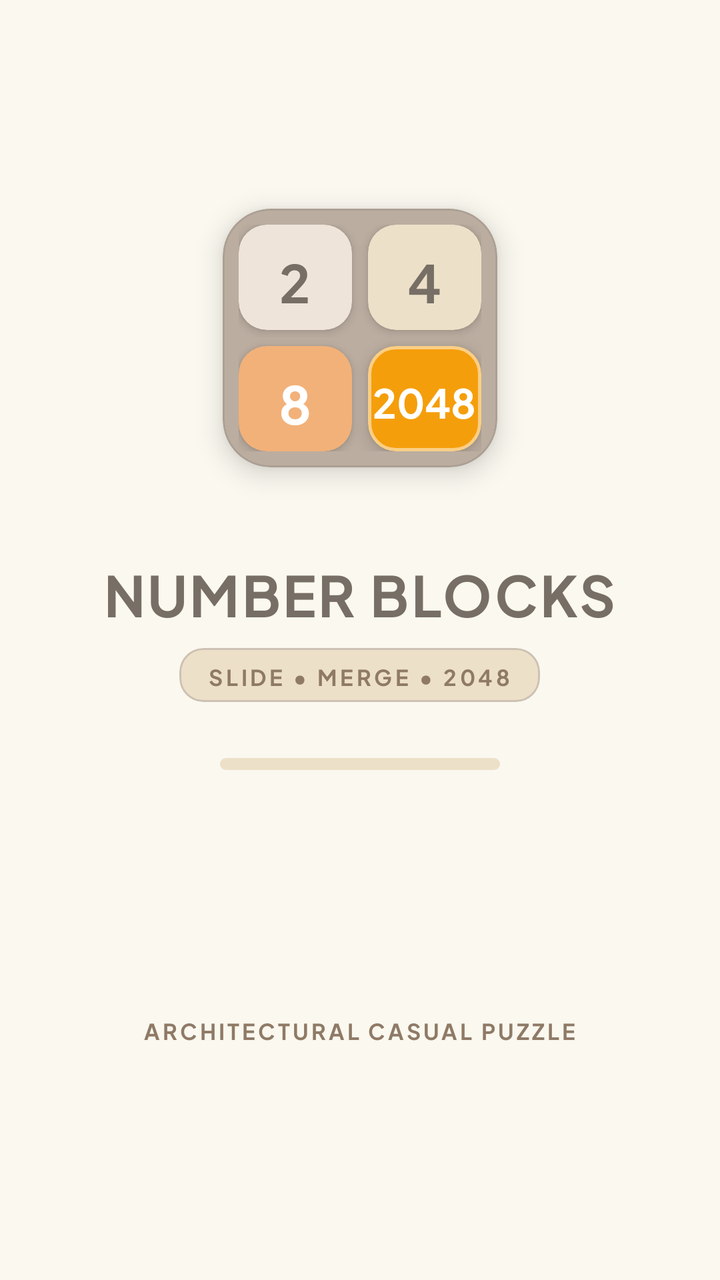
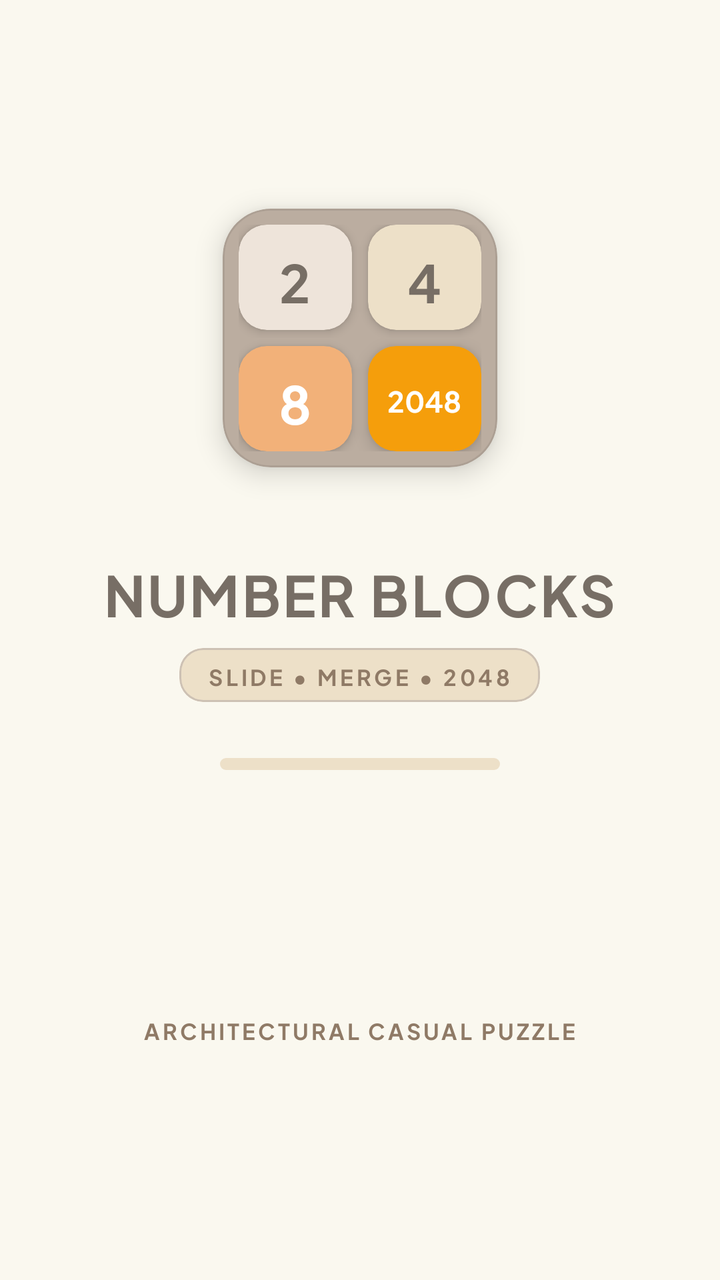

Two renders of the same Android screen: before a commit and after it. Below are the layout's source before the change and the commit's diff.
<!-- AndroidManifest.xml: application theme Theme.NumberBlocks -->
<!-- res/layout/activity_splash.xml -->
<?xml version="1.0" encoding="utf-8"?>
<RelativeLayout xmlns:android="http://schemas.android.com/apk/res/android"
    xmlns:app="http://schemas.android.com/apk/res-auto"
    android:id="@+id/splash_root"
    android:layout_width="match_parent"
    android:layout_height="match_parent"
    android:background="#FAF8EF"
    android:clipChildren="false"
    android:clipToPadding="false"
    android:gravity="center">

    
    <LinearLayout
        android:id="@+id/center_container"
        android:layout_width="wrap_content"
        android:layout_height="wrap_content"
        android:layout_centerInParent="true"
        android:clipChildren="false"
        android:clipToPadding="false"
        android:gravity="center"
        android:orientation="vertical">

        
        <com.google.android.material.card.MaterialCardView
            android:id="@+id/splash_board_well"
            android:layout_width="168dp"
            android:layout_height="168dp"
            app:cardBackgroundColor="#BBADA0"
            app:cardCornerRadius="24dp"
            app:cardElevation="8dp"
            app:cardUseCompatPadding="true"
            app:strokeColor="#15000000"
            app:strokeWidth="1dp">

            <LinearLayout
                android:layout_width="match_parent"
                android:layout_height="match_parent"
                android:gravity="center"
                android:orientation="vertical"
                android:padding="8dp">

                
                <LinearLayout
                    android:layout_width="match_parent"
                    android:layout_height="0dp"
                    android:layout_weight="1"
                    android:orientation="horizontal">

                    
                    <com.google.android.material.card.MaterialCardView
                        android:id="@+id/splash_tile_2"
                        android:layout_width="0dp"
                        android:layout_height="match_parent"
                        android:layout_weight="1"
                        android:layout_marginEnd="4dp"
                        android:layout_marginBottom="4dp"
                        app:cardBackgroundColor="#EEE4DA"
                        app:cardCornerRadius="14dp"
                        app:cardElevation="3dp"
                        app:strokeWidth="0dp">

                        <TextView
                            android:layout_width="wrap_content"
                            android:layout_height="wrap_content"
                            android:layout_gravity="center"
                            android:text="2"
                            android:textColor="#776E65"
                            android:textSize="26sp"
                            android:textStyle="bold" />
                    </com.google.android.material.card.MaterialCardView>

                    
                    <com.google.android.material.card.MaterialCardView
                        android:id="@+id/splash_tile_4"
                        android:layout_width="0dp"
                        android:layout_height="match_parent"
                        android:layout_weight="1"
                        android:layout_marginStart="4dp"
                        android:layout_marginBottom="4dp"
                        app:cardBackgroundColor="#EDE0C8"
                        app:cardCornerRadius="14dp"
                        app:cardElevation="3dp"
                        app:strokeWidth="0dp">

                        <TextView
                            android:layout_width="wrap_content"
                            android:layout_height="wrap_content"
                            android:layout_gravity="center"
                            android:text="4"
                            android:textColor="#776E65"
                            android:textSize="26sp"
                            android:textStyle="bold" />
                    </com.google.android.material.card.MaterialCardView>
                </LinearLayout>

                
                <LinearLayout
                    android:layout_width="match_parent"
                    android:layout_height="0dp"
                    android:layout_weight="1"
                    android:orientation="horizontal">

                    
                    <com.google.android.material.card.MaterialCardView
                        android:id="@+id/splash_tile_8"
                        android:layout_width="0dp"
                        android:layout_height="match_parent"
                        android:layout_weight="1"
                        android:layout_marginEnd="4dp"
                        android:layout_marginTop="4dp"
                        app:cardBackgroundColor="#F2B179"
                        app:cardCornerRadius="14dp"
                        app:cardElevation="3dp"
                        app:strokeWidth="0dp">

                        <TextView
                            android:layout_width="wrap_content"
                            android:layout_height="wrap_content"
                            android:layout_gravity="center"
                            android:text="8"
                            android:textColor="#FFFFFF"
                            android:textSize="26sp"
                            android:textStyle="bold" />
                    </com.google.android.material.card.MaterialCardView>

                    
                    <com.google.android.material.card.MaterialCardView
                        android:id="@+id/splash_tile_2048"
                        android:layout_width="0dp"
                        android:layout_height="match_parent"
                        android:layout_weight="1"
                        android:layout_marginStart="4dp"
                        android:layout_marginTop="4dp"
                        app:cardBackgroundColor="#F59E0B"
                        app:cardCornerRadius="14dp"
                        app:cardElevation="5dp"
                        app:strokeColor="#80FFFFFF"
                        app:strokeWidth="1.5dp">

                        <TextView
                            android:layout_width="wrap_content"
                            android:layout_height="wrap_content"
                            android:layout_gravity="center"
                            android:text="2048"
                            android:textColor="#FFFFFF"
                            android:textSize="20sp"
                            android:textStyle="bold" />
                    </com.google.android.material.card.MaterialCardView>
                </LinearLayout>
            </LinearLayout>
        </com.google.android.material.card.MaterialCardView>

        
        <TextView
            android:id="@+id/splash_title"
            android:layout_width="wrap_content"
            android:layout_height="wrap_content"
            android:layout_marginTop="20dp"
            android:letterSpacing="0.04"
            android:text="NUMBER BLOCKS"
            android:textColor="#776E65"
            android:textSize="28sp"
            android:textStyle="bold" />

        
        <com.google.android.material.card.MaterialCardView
            android:id="@+id/splash_tagline_badge"
            android:layout_width="wrap_content"
            android:layout_height="wrap_content"
            android:layout_marginTop="8dp"
            app:cardBackgroundColor="#EDE0C8"
            app:cardCornerRadius="12dp"
            app:cardElevation="0dp"
            app:strokeColor="#CDC1B4"
            app:strokeWidth="1dp">

            <TextView
                android:id="@+id/splash_subtitle"
                android:layout_width="wrap_content"
                android:layout_height="wrap_content"
                android:letterSpacing="0.14"
                android:paddingStart="14dp"
                android:paddingTop="5dp"
                android:paddingEnd="14dp"
                android:paddingBottom="5dp"
                android:text="SLIDE • MERGE • 2048"
                android:textColor="#8F7A66"
                android:textSize="11sp"
                android:textStyle="bold" />
        </com.google.android.material.card.MaterialCardView>

        
        <FrameLayout
            android:id="@+id/splash_progress_track"
            android:layout_width="140dp"
            android:layout_height="6dp"
            android:layout_marginTop="28dp"
            android:background="@drawable/pill_badge"
            android:backgroundTint="#EDE0C8">

            <View
                android:id="@+id/splash_progress_fill"
                android:layout_width="0dp"
                android:layout_height="match_parent"
                android:background="@drawable/pill_badge"
                android:backgroundTint="#F59E0B" />
        </FrameLayout>
    </LinearLayout>

    
    <TextView
        android:id="@+id/splash_footer"
        android:layout_width="wrap_content"
        android:layout_height="wrap_content"
        android:layout_alignParentBottom="true"
        android:layout_centerHorizontal="true"
        android:layout_marginBottom="32dp"
        android:letterSpacing="0.12"
        android:text="ARCHITECTURAL CASUAL PUZZLE"
        android:textColor="#8F7A66"
        android:textSize="11sp"
        android:textStyle="bold" />

</RelativeLayout>
<!-- resources referenced by this layout -->
<resources>
  <!-- drawable pill_badge (drawable) -->
  <?xml version="1.0" encoding="utf-8"?>
  <shape xmlns:android="http://schemas.android.com/apk/res/android"
      android:shape="rectangle">
      <corners android:radius="12dp" />
      <solid android:color="#F0EFEA" />
  </shape>
  <style name="Theme.NumberBlocks" parent="Theme.MaterialComponents.DayNight.NoActionBar">
          <item name="colorPrimary">@color/primary</item>
          <item name="colorPrimaryVariant">@color/primary_variant</item>
          <item name="colorSecondary">@color/secondary</item>
          <item name="android:statusBarColor">@color/background</item>
          <item name="android:navigationBarColor">@color/background</item>
          <item name="android:windowBackground">@color/background</item>
          <item name="android:windowLightStatusBar">true</item>
          <item name="fontFamily">@font/game_font</item>
          <item name="android:fontFamily">@font/game_font</item>
      </style>
  <color name="primary">#1E2024</color>
  <color name="primary_variant">#161719</color>
  <color name="secondary">#5A5D66</color>
  <color name="background">#FAF9F6</color>
</resources>

<!-- the commit's change to res/layout/activity_splash.xml (unified diff, before → after) -->
@@ -134,8 +134,7 @@
                         app:cardBackgroundColor="#F59E0B"
                         app:cardCornerRadius="14dp"
                         app:cardElevation="5dp"
-                        app:strokeColor="#80FFFFFF"
-                        app:strokeWidth="1.5dp">
+                        app:strokeWidth="0dp">
 
                         <TextView
                             android:layout_width="wrap_content"
@@ -143,7 +142,7 @@
                             android:layout_gravity="center"
                             android:text="2048"
                             android:textColor="#FFFFFF"
-                            android:textSize="20sp"
+                            android:textSize="@dimen/sp_16"
                             android:textStyle="bold" />
                     </com.google.android.material.card.MaterialCardView>
                 </LinearLayout>
<!-- resource entries referenced after the edit -->
@@ -1,5 +1,6 @@
 <!-- resources referenced by this layout -->
 <resources>
+  <dimen name="sp_16">16.00sp</dimen>
   <!-- drawable pill_badge (drawable) -->
   <?xml version="1.0" encoding="utf-8"?>
   <shape xmlns:android="http://schemas.android.com/apk/res/android"
